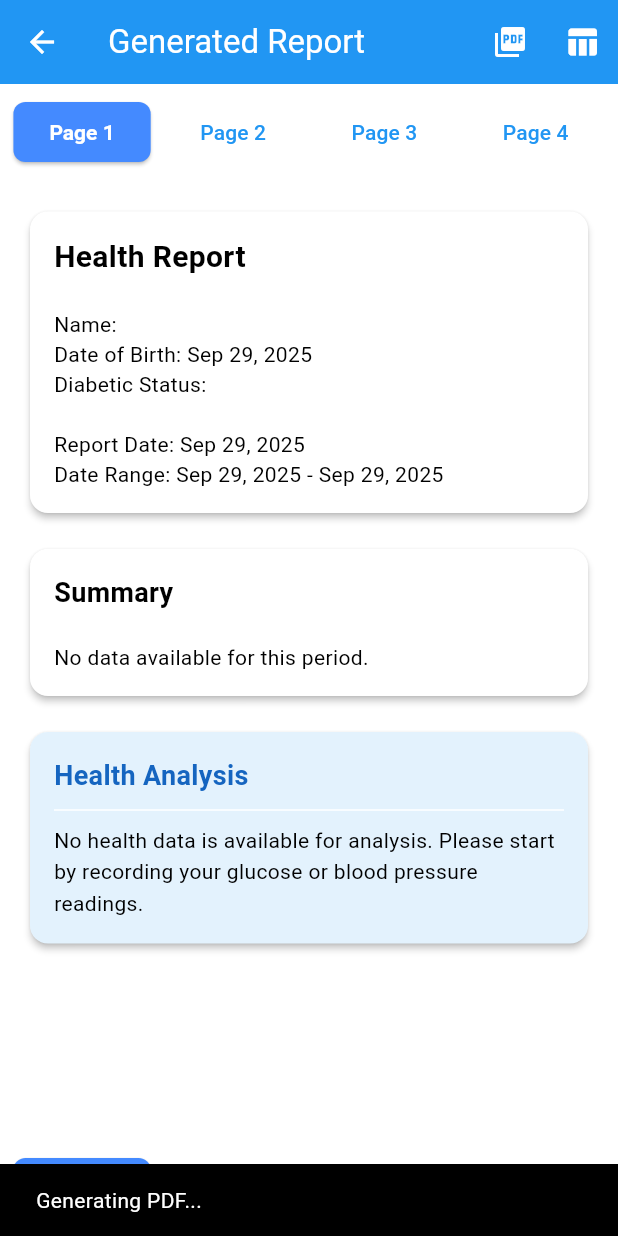
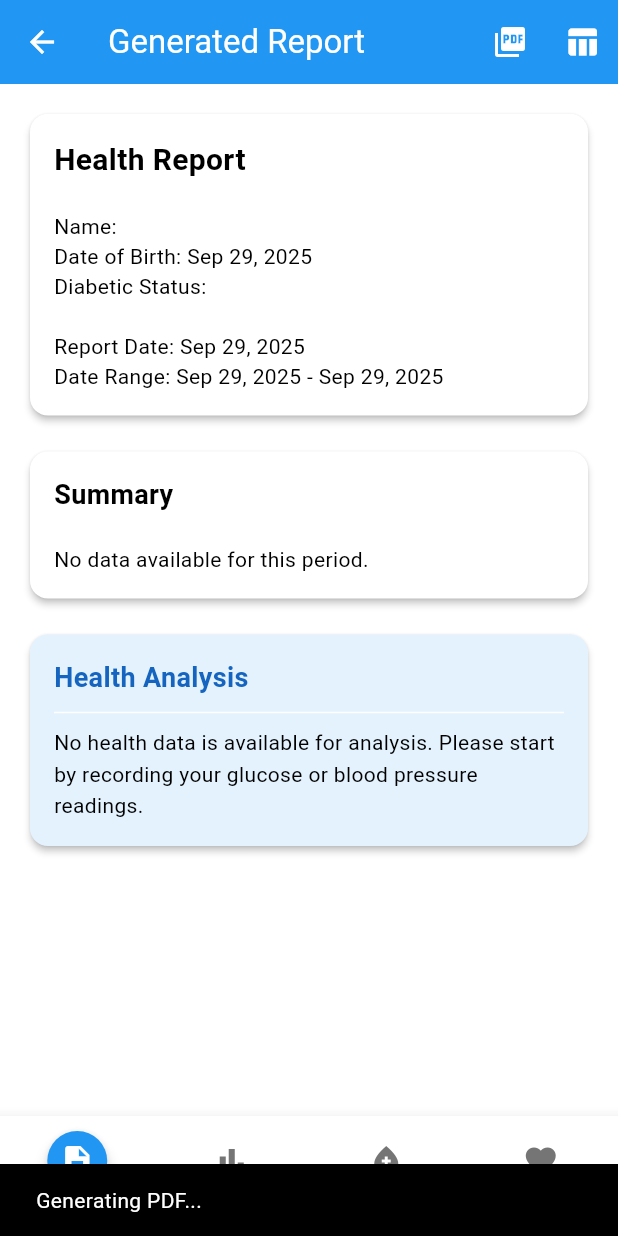
Before and after one commit to masteramuk/jagadiri, a Flutter app: the GeneratedReportViewerScreen screen opened directly with empty values, after a tap on the "picture as pdf" icon, on a phone screen of 412 x 824 dp. Run offline on Flutter 3.47's test engine with Material 3 defaults, Android fonts, the phone set to English and light mode, and no system bars; our stand-ins replace fl_chart, open_file, pdf, printing, sqflite, sqflite_common_ffi and 1 more; missing offline and left inert: excel, syncfusion_flutter_xlsio; accounts and stored records are empty.

```diff
--- a/lib/screens/generated_report_viewer_screen.dart
+++ b/lib/screens/generated_report_viewer_screen.dart
@@ -12,7 +12,6 @@ import 'package:printing/printing.dart';
 import 'package:syncfusion_flutter_xlsio/xlsio.dart' as xlsio;
 import '../models/bp_record.dart';
 import '../models/sugar_record.dart';
-import 'dart:math' as math;
 
 class GeneratedReportViewerScreen extends StatefulWidget {
   final UserProfile userProfile;
@@ -31,10 +30,12 @@ class GeneratedReportViewerScreen extends StatefulWidget {
   });
 
   @override
-  State<GeneratedReportViewerScreen> createState() => _GeneratedReportViewerScreenState();
+  State<GeneratedReportViewerScreen> createState() =>
+      _GeneratedReportViewerScreenState();
 }
 
-class _GeneratedReportViewerScreenState extends State<GeneratedReportViewerScreen> {
+class _GeneratedReportViewerScreenState
+    extends State<GeneratedReportViewerScreen> {
   late final String _analysisText;
   late final PageController _pageController;
   int _currentPageIndex = 0;
@@ -50,9 +51,11 @@ class _GeneratedReportViewerScreenState extends State<GeneratedReportViewerScree
     );
     _pageController = PageController();
     _pageController.addListener(() {
+      if (_pageController.page?.round() != _currentPageIndex) {
         setState(() {
-        _currentPageIndex = _pageController.page?.round() ?? 0;
+          _currentPageIndex = _pageController.page!.round();
         });
+      }
     });
   }
 
@@ -106,17 +109,26 @@ class _GeneratedReportViewerScreenState extends State<GeneratedReportViewerScree
 
         for (int i = 0; i < widget.sugarRecords.length; i++) {
           final record = widget.sugarRecords[i];
-          sugarSheet.getRangeByIndex(i + 2, 1).setText(DateFormat('yyyy-MM-dd').format(record.date));
-          sugarSheet.getRangeByIndex(i + 2, 2).setText(record.time.format(context));
-          sugarSheet.getRangeByIndex(i + 2, 3).setText(record.mealTimeCategory.name);
+          sugarSheet
+              .getRangeByIndex(i + 2, 1)
+              .setText(DateFormat('yyyy-MM-dd').format(record.date));
+          sugarSheet
+              .getRangeByIndex(i + 2, 2)
+              .setText(record.time.format(context));
+          sugarSheet
+              .getRangeByIndex(i + 2, 3)
+              .setText(record.mealTimeCategory.name);
           sugarSheet.getRangeByIndex(i + 2, 4).setText(record.mealType.name);
-          sugarSheet.getRangeByIndex(i + 2, 5).setNumber(record.value.toDouble());
+          sugarSheet
+              .getRangeByIndex(i + 2, 5)
+              .setNumber(record.value.toDouble());
           sugarSheet.getRangeByIndex(i + 2, 6).setText(record.status.name);
         }
       }
 
       if (widget.bpRecords.isNotEmpty) {
-        final xlsio.Worksheet bpSheet = workbook.worksheets.addWithName('Blood Pressure');
+        final xlsio.Worksheet bpSheet =
+            workbook.worksheets.addWithName('Blood Pressure');
         bpSheet.getRangeByName('A1').setText('Date');
         bpSheet.getRangeByName('B1').setText('Time');
         bpSheet.getRangeByName('C1').setText('Time Name');
@@ -127,12 +139,22 @@ class _GeneratedReportViewerScreenState extends State<GeneratedReportViewerScree
 
         for (int i = 0; i < widget.bpRecords.length; i++) {
           final record = widget.bpRecords[i];
-          bpSheet.getRangeByIndex(i + 2, 1).setText(DateFormat('yyyy-MM-dd').format(record.date));
-          bpSheet.getRangeByIndex(i + 2, 2).setText(record.time.format(context));
+          bpSheet
+              .getRangeByIndex(i + 2, 1)
+              .setText(DateFormat('yyyy-MM-dd').format(record.date));
+          bpSheet
+              .getRangeByIndex(i + 2, 2)
+              .setText(record.time.format(context));
           bpSheet.getRangeByIndex(i + 2, 3).setText(record.timeName.name);
-          bpSheet.getRangeByIndex(i + 2, 4).setNumber(record.systolic.toDouble());
-          bpSheet.getRangeByIndex(i + 2, 5).setNumber(record.diastolic.toDouble());
-          bpSheet.getRangeByIndex(i + 2, 6).setNumber(record.pulseRate.toDouble());
+          bpSheet
+              .getRangeByIndex(i + 2, 4)
+              .setNumber(record.systolic.toDouble());
+          bpSheet
+              .getRangeByIndex(i + 2, 5)
+              .setNumber(record.diastolic.toDouble());
+          bpSheet
+              .getRangeByIndex(i + 2, 6)
+              .setNumber(record.pulseRate.toDouble());
           bpSheet.getRangeByIndex(i + 2, 7).setText(record.status.name);
         }
       }
@@ -141,11 +163,11 @@ class _GeneratedReportViewerScreenState extends State<GeneratedReportViewerScree
       workbook.dispose();
 
       final String path = (await getApplicationDocumentsDirectory()).path;
-      final String fileName = '$path/HealthReport_${DateTime.now().millisecondsSinceEpoch}.xlsx';
+      final String fileName =
+          '$path/HealthReport_${DateTime.now().millisecondsSinceEpoch}.xlsx';
       final File file = File(fileName);
       await file.writeAsBytes(bytes, flush: true);
       OpenFile.open(fileName);
-
     } catch (e) {
       ScaffoldMessenger.of(context).showSnackBar(
         SnackBar(content: Text('Failed to generate Excel file: $e')),
@@ -159,16 +181,19 @@ class _GeneratedReportViewerScreenState extends State<GeneratedReportViewerScree
       appBar: AppBar(
         title: const Text('Generated Report'),
         actions: [
-          IconButton(icon: const Icon(Icons.picture_as_pdf), onPressed: _savePdf, tooltip: 'Save as PDF'),
-          IconButton(icon: const Icon(Icons.table_chart), onPressed: _saveExcel, tooltip: 'Save as Excel'),
+          IconButton(
+              icon: const Icon(Icons.picture_as_pdf),
+              onPressed: _savePdf,
+              tooltip: 'Save as PDF'),
+          IconButton(
+              icon: const Icon(Icons.table_chart),
+              onPressed: _saveExcel,
+              tooltip: 'Save as Excel'),
         ],
       ),
-      body: Column(
+      body: Stack(
         children: [
-          _buildPageNavigator(),
-          const Divider(height: 1),
-          Expanded(
-            child: PageView(
+          PageView(
             controller: _pageController,
             children: [
               _buildPageOne(),
@@ -177,38 +202,21 @@ class _GeneratedReportViewerScreenState extends State<GeneratedReportViewerScree
               _buildPageFour(),
             ],
           ),
+          Align(
+            alignment: Alignment.bottomCenter,
+            child: FloatingPageNavigator(
+              currentPageIndex: _currentPageIndex,
+              pageController: _pageController,
             ),
-          const Divider(height: 1),
-          _buildPageNavigator(),
+          )
         ],
-      ),
-    );
-  }
-
-  Widget _buildPageNavigator() {
-    return Padding(
-      padding: const EdgeInsets.symmetric(vertical: 8.0),
-      child: Row(
-        mainAxisAlignment: MainAxisAlignment.spaceEvenly,
-        children: List.generate(4, (index) {
-          final isSelected = _currentPageIndex == index;
-          return isSelected
-              ? ElevatedButton(
-                  onPressed: () => _pageController.animateToPage(index, duration: const Duration(milliseconds: 300), curve: Curves.easeInOut),
-                  child: Text('Page ${index + 1}'),
-                )
-              : OutlinedButton(
-                  onPressed: () => _pageController.animateToPage(index, duration: const Duration(milliseconds: 300), curve: Curves.easeInOut),
-                  child: Text('Page ${index + 1}'),
-                );
-        }),
       ),
     );
   }
 
   Widget _buildPageOne() {
     return SingleChildScrollView(
-      padding: const EdgeInsets.all(16.0),
+      padding: const EdgeInsets.fromLTRB(16.0, 16.0, 16.0, 100.0),
       child: Column(
         crossAxisAlignment: CrossAxisAlignment.stretch,
         children: [
@@ -224,27 +232,40 @@ class _GeneratedReportViewerScreenState extends State<GeneratedReportViewerScree
 
   Widget _buildPageTwo() {
     return SingleChildScrollView(
-      padding: const EdgeInsets.all(16.0),
+      padding: const EdgeInsets.fromLTRB(16.0, 16.0, 16.0, 100.0),
       child: Column(
         crossAxisAlignment: CrossAxisAlignment.stretch,
         children: [
-          Text('Trend Analysis', style: Theme.of(context).textTheme.headlineSmall?.copyWith(fontWeight: FontWeight.bold)),
+          Text('Trend Analysis',
+              style: Theme.of(context)
+                  .textTheme
+                  .headlineSmall
+                  ?.copyWith(fontWeight: FontWeight.bold)),
           const SizedBox(height: 24),
           if (widget.sugarRecords.isNotEmpty)
             _buildSection(
               'Glucose Trend',
-              SizedBox(height: 200, child: IndividualHealthTrendChartGenerator.buildGlucoseChart(widget.sugarRecords)),
+              SizedBox(
+                  height: 200,
+                  child: IndividualHealthTrendChartGenerator.buildGlucoseChart(
+                      widget.sugarRecords)),
             ),
           const SizedBox(height: 24),
           if (widget.bpRecords.isNotEmpty) ...[
             _buildSection(
               'Blood Pressure Trend',
-              SizedBox(height: 200, child: IndividualHealthTrendChartGenerator.buildBPChart(widget.bpRecords)),
+              SizedBox(
+                  height: 200,
+                  child: IndividualHealthTrendChartGenerator.buildBPChart(
+                      widget.bpRecords)),
             ),
             const SizedBox(height: 24),
             _buildSection(
               'Pulse Trend',
-              SizedBox(height: 200, child: IndividualHealthTrendChartGenerator.buildPulseChart(widget.bpRecords)),
+              SizedBox(
+                  height: 200,
+                  child: IndividualHealthTrendChartGenerator.buildPulseChart(
+                      widget.bpRecords)),
             ),
           ],
         ],
@@ -255,7 +276,7 @@ class _GeneratedReportViewerScreenState extends State<GeneratedReportViewerScree
   Widget _buildPageThree() {
     final headerStyle = const TextStyle(fontWeight: FontWeight.bold);
     return SingleChildScrollView(
-      padding: const EdgeInsets.all(16.0),
+      padding: const EdgeInsets.fromLTRB(16.0, 16.0, 16.0, 100.0),
       child: _buildSection(
         'Blood Sugar Records',
         SingleChildScrollView(
@@ -268,13 +289,15 @@ class _GeneratedReportViewerScreenState extends State<GeneratedReportViewerScree
               DataColumn(label: Text('Value', style: headerStyle)),
               DataColumn(label: Text('Status', style: headerStyle)),
             ],
-            rows: widget.sugarRecords.map((r) => DataRow(cells: [
+            rows: widget.sugarRecords
+                .map((r) => DataRow(cells: [
                       DataCell(Text(DateFormat('MM-dd').format(r.date))),
                       DataCell(Text(r.time.format(context))),
                       DataCell(Text(r.mealTimeCategory.name)),
                       DataCell(Text(r.value.toStringAsFixed(1))),
                       DataCell(Text(r.status.name)),
-            ])).toList(),
+                    ]))
+                .toList(),
           ),
         ),
       ),
@@ -284,7 +307,7 @@ class _GeneratedReportViewerScreenState extends State<GeneratedReportViewerScree
   Widget _buildPageFour() {
     final headerStyle = const TextStyle(fontWeight: FontWeight.bold);
     return SingleChildScrollView(
-      padding: const EdgeInsets.all(16.0),
+      padding: const EdgeInsets.fromLTRB(16.0, 16.0, 16.0, 100.0),
       child: _buildSection(
         'Blood Pressure & Pulse Records',
         SingleChildScrollView(
@@ -298,14 +321,16 @@ class _GeneratedReportViewerScreenState extends State<GeneratedReportViewerScree
               DataColumn(label: Text('Pulse', style: headerStyle)),
               DataColumn(label: Text('Status', style: headerStyle)),
             ],
-            rows: widget.bpRecords.map((r) => DataRow(cells: [
+            rows: widget.bpRecords
+                .map((r) => DataRow(cells: [
                       DataCell(Text(DateFormat('MM-dd').format(r.date))),
                       DataCell(Text(r.time.format(context))),
                       DataCell(Text(r.systolic.toString())),
                       DataCell(Text(r.diastolic.toString())),
                       DataCell(Text(r.pulseRate.toString())),
                       DataCell(Text(r.status.name)),
-            ])).toList(),
+                    ]))
+                .toList(),
           ),
         ),
       ),
@@ -316,14 +341,16 @@ class _GeneratedReportViewerScreenState extends State<GeneratedReportViewerScree
     return Column(
       crossAxisAlignment: CrossAxisAlignment.start,
       children: [
-        Text(title, style: const TextStyle(fontSize: 18, fontWeight: FontWeight.bold)),
+        Text(title,
+            style: const TextStyle(fontSize: 18, fontWeight: FontWeight.bold)),
         const SizedBox(height: 8),
         child,
       ],
     );
   }
 
-  Widget _buildHeader(UserProfile profile, DateTime startDate, DateTime endDate) {
+  Widget _buildHeader(
+      UserProfile profile, DateTime startDate, DateTime endDate) {
     return Card(
       elevation: 2,
       child: Padding(
@@ -331,21 +358,25 @@ class _GeneratedReportViewerScreenState extends State<GeneratedReportViewerScree
         child: Column(
           crossAxisAlignment: CrossAxisAlignment.start,
           children: [
-            const Text('Health Report', style: TextStyle(fontSize: 20, fontWeight: FontWeight.bold)),
+            const Text('Health Report',
+                style: TextStyle(fontSize: 20, fontWeight: FontWeight.bold)),
             const Divider(height: 20),
             Text('Name: ${profile.name}'),
-            Text('Date of Birth: ${profile.dob != null ? DateFormat.yMMMd().format(profile.dob!) : 'N/A'}'),
+            Text(
+                'Date of Birth: ${profile.dob != null ? DateFormat.yMMMd().format(profile.dob!) : 'N/A'}'),
             Text('Diabetic Status: ${profile.sugarScenario ?? 'N/A'}'),
             const Divider(height: 20),
             Text('Report Date: ${DateFormat.yMMMd().format(DateTime.now())}'),
-            Text('Date Range: ${DateFormat.yMMMd().format(startDate)} - ${DateFormat.yMMMd().format(endDate)}'),
+            Text(
+                'Date Range: ${DateFormat.yMMMd().format(startDate)} - ${DateFormat.yMMMd().format(endDate)}'),
           ],
         ),
       ),
     );
   }
 
-  Widget _buildSummary(List<BPRecord> bpRecords, List<SugarRecord> sugarRecords) {
+  Widget _buildSummary(
+      List<BPRecord> bpRecords, List<SugarRecord> sugarRecords) {
     return Card(
       elevation: 2,
       child: Padding(
@@ -353,13 +384,17 @@ class _GeneratedReportViewerScreenState extends State<GeneratedReportViewerScree
         child: Column(
           crossAxisAlignment: CrossAxisAlignment.start,
           children: [
-            const Text('Summary', style: TextStyle(fontSize: 18, fontWeight: FontWeight.bold)),
+            const Text('Summary',
+                style: TextStyle(fontSize: 18, fontWeight: FontWeight.bold)),
             const Divider(height: 20),
             if (sugarRecords.isNotEmpty)
-              Text('Avg Glucose: ${_avg(sugarRecords, (r) => r.value).toStringAsFixed(1)} mg/dL'),
+              Text(
+                  'Avg Glucose: ${_avg(sugarRecords, (r) => r.value).toStringAsFixed(1)} mg/dL'),
             if (bpRecords.isNotEmpty) ...[
-              Text('Avg BP: ${_avg(bpRecords, (r) => r.systolic).round()}/${_avg(bpRecords, (r) => r.diastolic).round()} mmHg'),
-              Text('Avg Pulse: ${_avg(bpRecords, (r) => r.pulseRate).round()} bpm'),
+              Text(
+                  'Avg BP: ${_avg(bpRecords, (r) => r.systolic).round()}/${_avg(bpRecords, (r) => r.diastolic).round()} mmHg'),
+              Text(
+                  'Avg Pulse: ${_avg(bpRecords, (r) => r.pulseRate).round()} bpm'),
             ],
             if (sugarRecords.isEmpty && bpRecords.isEmpty)
               const Text('No data available for this period.')
@@ -378,7 +413,11 @@ class _GeneratedReportViewerScreenState extends State<GeneratedReportViewerScree
         child: Column(
           crossAxisAlignment: CrossAxisAlignment.start,
           children: [
-            Text('Health Analysis', style: TextStyle(fontSize: 18, fontWeight: FontWeight.bold, color: Colors.blue.shade800)),
+            Text('Health Analysis',
+                style: TextStyle(
+                    fontSize: 18,
+                    fontWeight: FontWeight.bold,
+                    color: Colors.blue.shade800)),
             const Divider(height: 20),
             Text(analysisText, style: const TextStyle(height: 1.5)),
           ],
@@ -392,3 +431,81 @@ class _GeneratedReportViewerScreenState extends State<GeneratedReportViewerScree
     return records.map(selector).reduce((a, b) => a + b) / records.length;
   }
 }
+
+class FloatingPageNavigator extends StatelessWidget {
+  final int currentPageIndex;
+  final PageController pageController;
+
+  const FloatingPageNavigator({
+    super.key,
+    required this.currentPageIndex,
+    required this.pageController,
+  });
+
+  @override
+  Widget build(BuildContext context) {
+    return Material(
+      elevation: 8.0,
+      child: Container(
+        height: 80,
+        color: Theme.of(context).scaffoldBackgroundColor,
+        padding: const EdgeInsets.symmetric(vertical: 8.0),
+        child: Row(
+          mainAxisAlignment: MainAxisAlignment.spaceEvenly,
+          children: [
+            _buildNavItem(context, 0, Icons.description, 'Summary'),
+            _buildNavItem(context, 1, Icons.bar_chart, 'Charts'),
+            _buildNavItem(context, 2, Icons.bloodtype, 'Sugar'),
+            _buildNavItem(context, 3, Icons.favorite, 'BP & Pulse'),
+          ],
+        ),
+      ),
+    );
+  }
+
+  Widget _buildNavItem(
+      BuildContext context, int index, IconData icon, String label) {
+    final isSelected = currentPageIndex == index;
+
+    return Expanded(
+      child: InkWell(
+        onTap: () => pageController.animateToPage(
+          index,
+          duration: const Duration(milliseconds: 300),
+          curve: Curves.easeInOut,
+        ),
+        borderRadius: BorderRadius.circular(30),
+        child: Column(
+          mainAxisAlignment: MainAxisAlignment.center,
+          children: [
+            Material(
+              color: isSelected
+                  ? Theme.of(context).primaryColor
+                  : Colors.transparent,
+              elevation: isSelected ? 4.0 : 0.0,
+              shape: const CircleBorder(),
+              child: Padding(
+                padding: const EdgeInsets.all(8.0),
+                child: Icon(icon,
+                    color: isSelected ? Colors.white : Colors.grey.shade600,
+                    size: 24),
+              ),
+            ),
+            const SizedBox(height: 4),
+            Text(
+              label,
+              style: TextStyle(
+                color: isSelected
+                    ? Theme.of(context).primaryColor
+                    : Colors.grey.shade600,
+                fontSize: 11,
+                fontWeight: isSelected ? FontWeight.bold : FontWeight.normal,
+              ),
+              overflow: TextOverflow.ellipsis,
+            ),
+          ],
+        ),
+      ),
+    );
+  }
+}
```
Lines whose indentation alone changed are shown as unchanged.
